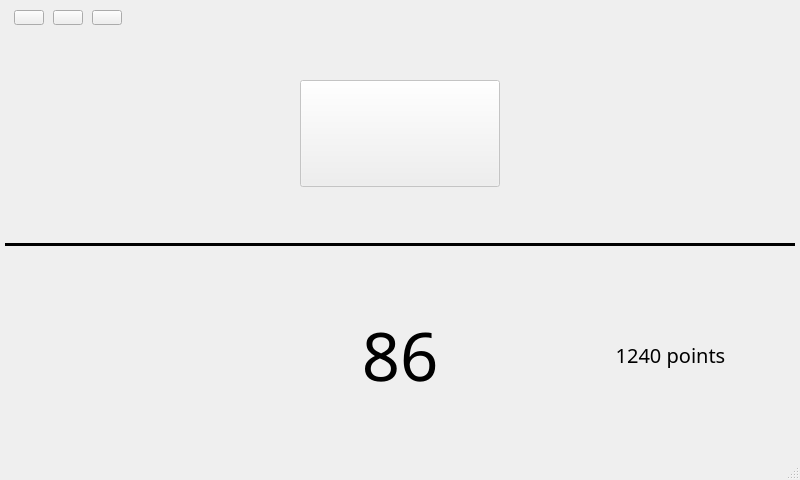
Qt form GUIrefer.ui (QUAFFquaff/AutoCoach) before a commit.
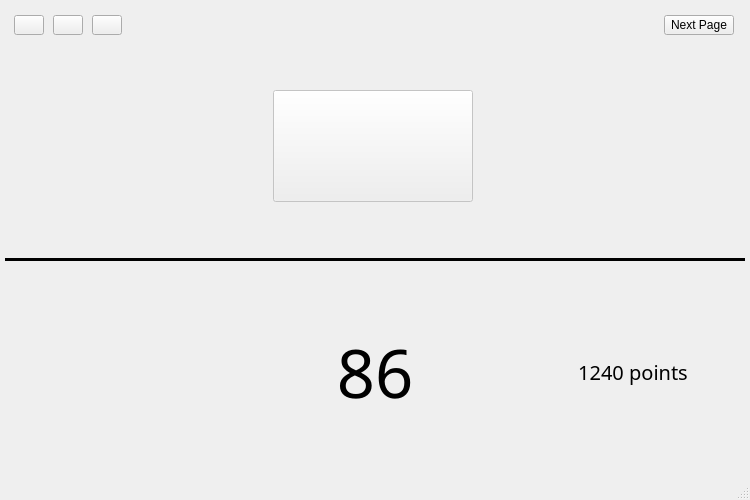
The same form after that commit. Custom widgets are drawn as their Qt base class.

Commit message: add a next page

The edit to the form file:
```diff
--- a/GUIrefer.ui
+++ b/GUIrefer.ui
@@ -6,8 +6,8 @@
    <rect>
     <x>0</x>
     <y>0</y>
-    <width>800</width>
-    <height>480</height>
+    <width>750</width>
+    <height>500</height>
    </rect>
   </property>
   <property name="windowTitle">
@@ -31,7 +31,7 @@
      <number>5</number>
     </property>
     <property name="topMargin">
-     <number>5</number>
+     <number>10</number>
     </property>
     <property name="rightMargin">
      <number>5</number>
@@ -44,7 +44,7 @@
       <property name="maximumSize">
        <size>
         <width>16777215</width>
-        <height>25</height>
+        <height>30</height>
        </size>
       </property>
       <layout class="QHBoxLayout" name="horizontalLayout">
@@ -54,6 +54,9 @@
        <property name="topMargin">
         <number>5</number>
        </property>
+       <property name="rightMargin">
+        <number>11</number>
+       </property>
        <property name="bottomMargin">
         <number>5</number>
        </property>
@@ -121,6 +124,19 @@
          </property>
         </spacer>
        </item>
+       <item>
+        <widget class="QPushButton" name="next_page">
+         <property name="maximumSize">
+          <size>
+           <width>70</width>
+           <height>30</height>
+          </size>
+         </property>
+         <property name="text">
+          <string>Next Page</string>
+         </property>
+        </widget>
+       </item>
       </layout>
      </widget>
     </item>
```
Left out of the diff: 2 changed lines with no effect on the pictures. The commit also changes 10 other files.
